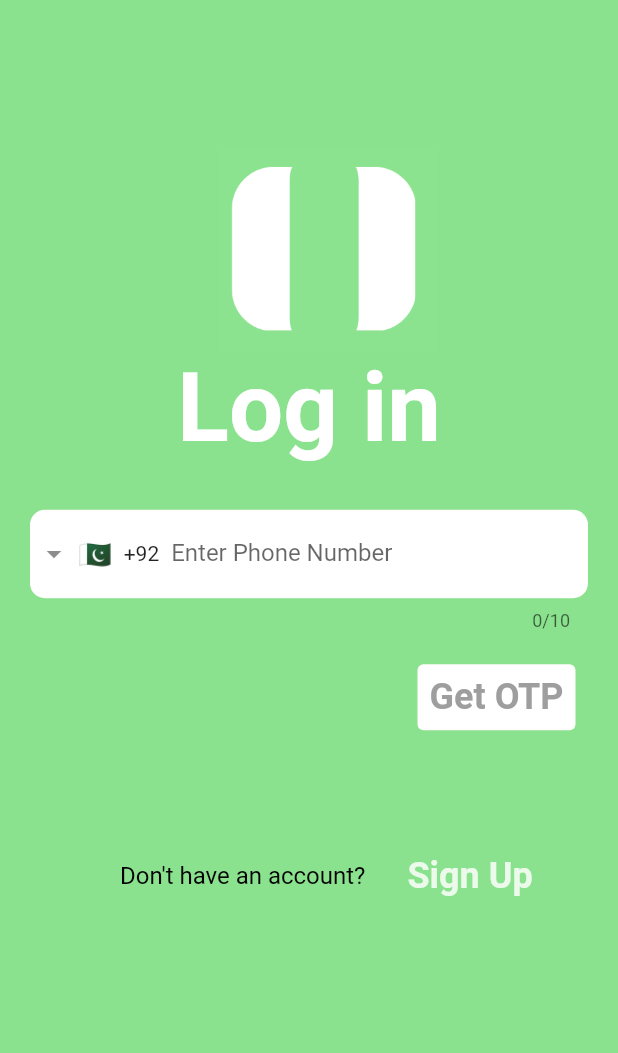
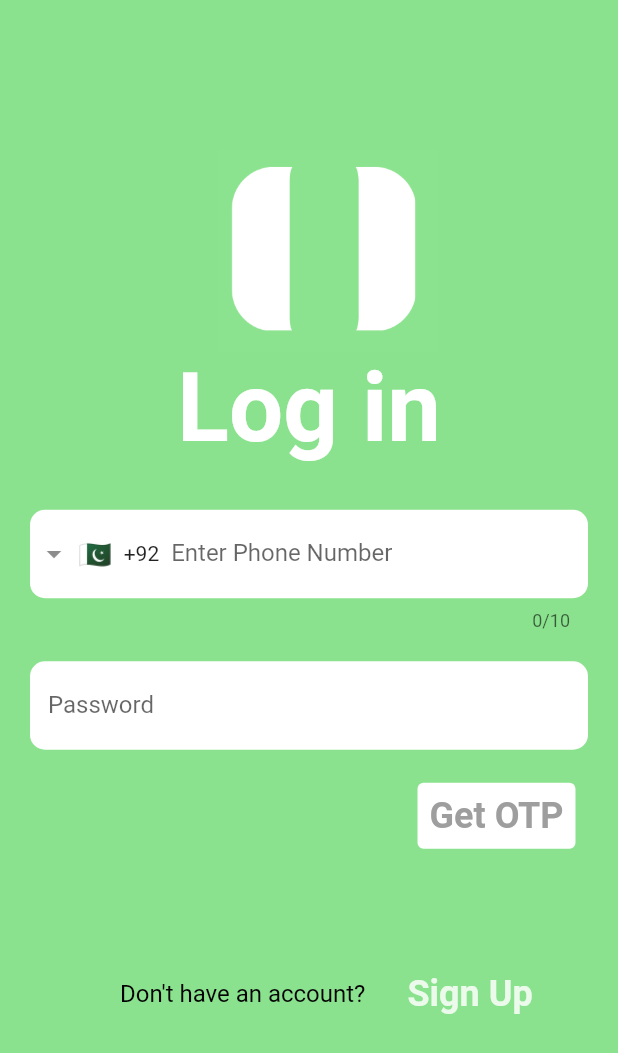
Before and after one commit to SyedFrazAli/shuadan_trader, a Flutter app: the loginScreen screen opened directly, on a phone screen of 412 x 824 dp. Shown: the top 1053 px of the screen. Run offline on Flutter 3.47's test engine with Material 2 defaults, Android fonts, the phone set to English and light mode, and no system bars; drawn by our look-alikes of intl_phone_field; our stand-ins replace pinput.

Commit message:
3rd commit

```diff
--- a/lib/screens/loginScreen.dart
+++ b/lib/screens/loginScreen.dart
@@ -39,8 +39,10 @@ class _loginScreenState extends State<loginScreen> {
             height: 30,
           ),
             Padding(
-            padding: const EdgeInsets.only(left: 20, right: 20),
-            child: IntlPhoneField(
+              padding: const EdgeInsets.only(left:20,right: 20),
+              child: Column(
+                children: [
+                  IntlPhoneField(
                     decoration: InputDecoration(
                         labelText: "Enter Phone Number",
                         filled: true,
@@ -54,7 +56,25 @@ class _loginScreenState extends State<loginScreen> {
                       print(phone.completeNumber);
                     },
                   ),
+
+                       SizedBox(
+                              height: 20,
                             ),
+                            TextField(
+                              obscureText: true,
+                              decoration: InputDecoration(
+                                  labelText: "Password",
+                                  filled: true,
+                                  fillColor: Colors.white,
+                                  border: OutlineInputBorder(
+                                    borderRadius: BorderRadius.circular(10),
+                                    borderSide: BorderSide.none,
+                                  )),
+                            ),
+                ],
+              ),
+            ),
+
           const SizedBox(
             height: 20,
           ),
```
Lines whose indentation alone changed are shown as unchanged.
